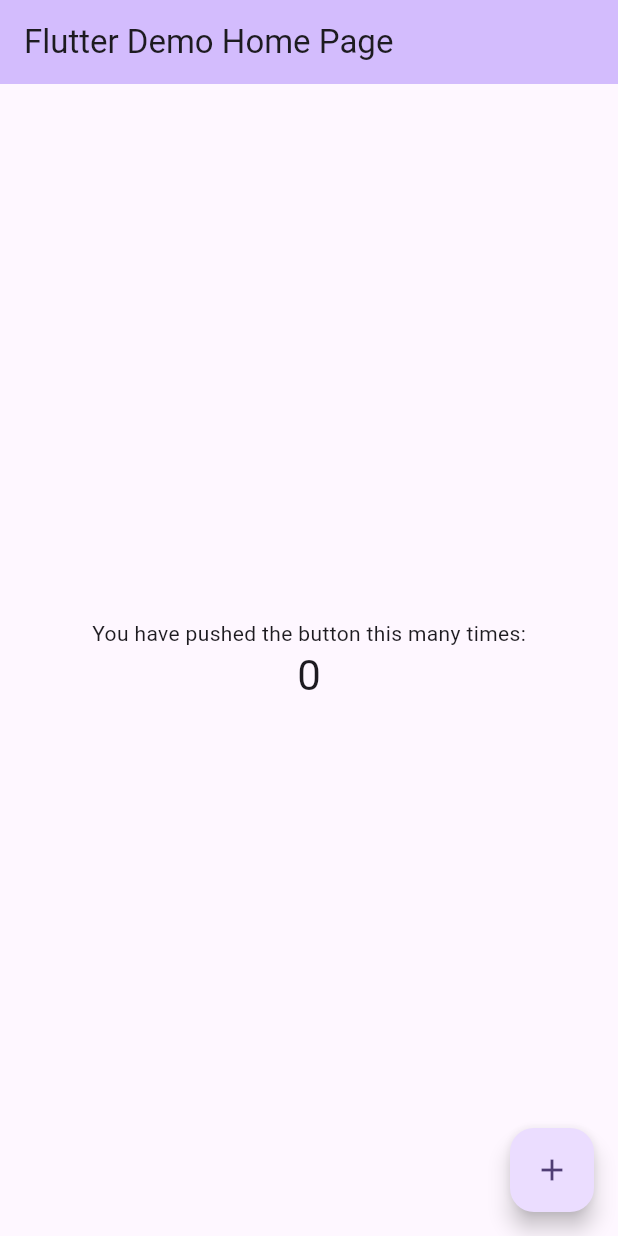
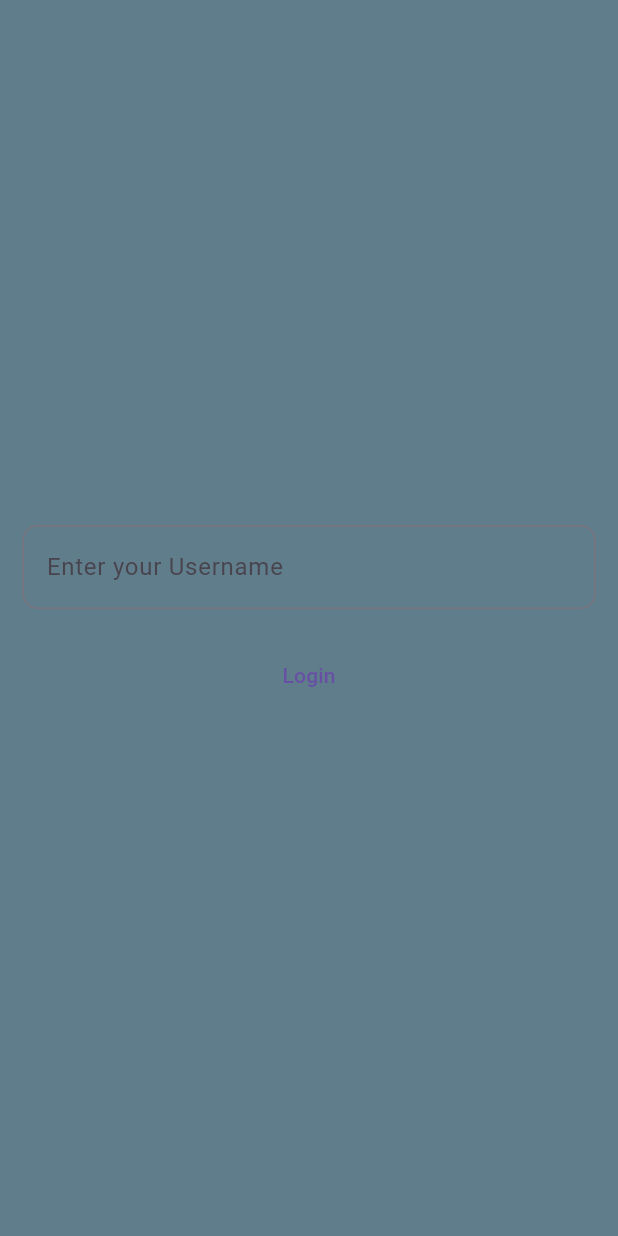
Before and after one commit to CH1NRU5T/task-manager-frontend, a Flutter app: the screen it shows after launch, on a phone screen of 412 x 824 dp. Run offline on Flutter 3.47's test engine with Material 2 defaults, Android fonts, the phone set to English and light mode, and no system bars.

Commit message:
created login screen

```diff
--- /dev/null
+++ b/lib/constants/extensions/extension.dart
@@ -0,0 +1,6 @@
+import 'package:flutter/material.dart';
+
+extension EmptySpace on num {
+  SizedBox get height => SizedBox(height: toDouble());
+  SizedBox get width => SizedBox(width: toDouble());
+}
--- /dev/null
+++ b/lib/constants/widgets/custom_text_form_field.dart
@@ -0,0 +1,20 @@
+import 'package:flutter/material.dart';
+
+class CustomTextFormField extends StatelessWidget {
+  const CustomTextFormField(
+      {super.key, required this.controller, required this.label});
+  final TextEditingController controller;
+  final String label;
+  @override
+  Widget build(BuildContext context) {
+    return TextFormField(
+      controller: controller,
+      decoration: InputDecoration(
+        label: Text(label),
+        border: OutlineInputBorder(
+          borderRadius: BorderRadius.circular(10),
+        ),
+      ),
+    );
+  }
+}
--- /dev/null
+++ b/lib/features/login/screens/login_screen.dart
@@ -0,0 +1,50 @@
+import 'package:flutter/material.dart';
+import 'package:task_manager_app/constants/extensions/extension.dart';
+import 'package:task_manager_app/constants/widgets/custom_text_form_field.dart';
+
+class LoginScreen extends StatefulWidget {
+  const LoginScreen({super.key});
+  static const String routeName = '/login';
+
+  @override
+  State<LoginScreen> createState() => _LoginScreenState();
+}
+
+class _LoginScreenState extends State<LoginScreen> {
+  late TextEditingController _usernameController;
+  @override
+  void initState() {
+    super.initState();
+    _usernameController = TextEditingController();
+  }
+
+  @override
+  void dispose() {
+    super.dispose();
+    _usernameController.dispose();
+  }
+
+  @override
+  Widget build(BuildContext context) {
+    return Scaffold(
+      body: Padding(
+        padding: const EdgeInsets.symmetric(horizontal: 15),
+        child: Column(
+          crossAxisAlignment: CrossAxisAlignment.stretch,
+          mainAxisAlignment: MainAxisAlignment.center,
+          children: [
+            CustomTextFormField(
+              controller: _usernameController,
+              label: 'Enter your Username',
+            ),
+            20.height,
+            TextButton(
+              child: const Text('Login'),
+              onPressed: () {},
+            )
+          ],
+        ),
+      ),
+    );
+  }
+}
--- a/lib/main.dart
+++ b/lib/main.dart
@@ -1,4 +1,6 @@
 import 'package:flutter/material.dart';
+import 'package:task_manager_app/features/login/screens/login_screen.dart';
+import 'package:task_manager_app/router.dart';
 
 void main() {
   runApp(const MyApp());
@@ -7,46 +9,24 @@ void main() {
 class MyApp extends StatelessWidget {
   const MyApp({super.key});
 
-  // This widget is the root of your application.
   @override
   Widget build(BuildContext context) {
     return MaterialApp(
       title: 'Flutter Demo',
       theme: ThemeData(
-        // This is the theme of your application.
-        //
-        // TRY THIS: Try running your application with "flutter run". You'll see
-        // the application has a blue toolbar. Then, without quitting the app,
-        // try changing the seedColor in the colorScheme below to Colors.green
-        // and then invoke "hot reload" (save your changes or press the "hot
-        // reload" button in a Flutter-supported IDE, or press "r" if you used
-        // the command line to start the app).
-        //
-        // Notice that the counter didn't reset back to zero; the application
-        // state is not lost during the reload. To reset the state, use hot
-        // restart instead.
-        //
-        // This works for code too, not just values: Most code changes can be
-        // tested with just a hot reload.
-        colorScheme: ColorScheme.fromSeed(seedColor: Colors.deepPurple),
+        scaffoldBackgroundColor: Colors.blueGrey,
         useMaterial3: true,
       ),
-      home: const MyHomePage(title: 'Flutter Demo Home Page'),
+      home: const LoginScreen(),
+      onGenerateRoute: (settings) {
+        return generateRoute(settings);
+      },
     );
   }
 }
 
 class MyHomePage extends StatefulWidget {
   const MyHomePage({super.key, required this.title});
-
-  // This widget is the home page of your application. It is stateful, meaning
-  // that it has a State object (defined below) that contains fields that affect
-  // how it looks.
-
-  // This class is the configuration for the state. It holds the values (in this
-  // case the title) provided by the parent (in this case the App widget) and
-  // used by the build method of the State. Fields in a Widget subclass are
-  // always marked "final".
 
   final String title;
 
@@ -59,50 +39,19 @@ class _MyHomePageState extends State<MyHomePage> {
 
   void _incrementCounter() {
     setState(() {
-      // This call to setState tells the Flutter framework that something has
-      // changed in this State, which causes it to rerun the build method below
-      // so that the display can reflect the updated values. If we changed
-      // _counter without calling setState(), then the build method would not be
-      // called again, and so nothing would appear to happen.
       _counter++;
     });
   }
 
   @override
   Widget build(BuildContext context) {
-    // This method is rerun every time setState is called, for instance as done
-    // by the _incrementCounter method above.
-    //
-    // The Flutter framework has been optimized to make rerunning build methods
-    // fast, so that you can just rebuild anything that needs updating rather
-    // than having to individually change instances of widgets.
     return Scaffold(
       appBar: AppBar(
-        // TRY THIS: Try changing the color here to a specific color (to
-        // Colors.amber, perhaps?) and trigger a hot reload to see the AppBar
-        // change color while the other colors stay the same.
         backgroundColor: Theme.of(context).colorScheme.inversePrimary,
-        // Here we take the value from the MyHomePage object that was created by
-        // the App.build method, and use it to set our appbar title.
         title: Text(widget.title),
       ),
       body: Center(
-        // Center is a layout widget. It takes a single child and positions it
-        // in the middle of the parent.
         child: Column(
-          // Column is also a layout widget. It takes a list of children and
-          // arranges them vertically. By default, it sizes itself to fit its
-          // children horizontally, and tries to be as tall as its parent.
-          //
-          // Column has various properties to control how it sizes itself and
-          // how it positions its children. Here we use mainAxisAlignment to
-          // center the children vertically; the main axis here is the vertical
-          // axis because Columns are vertical (the cross axis would be
-          // horizontal).
-          //
-          // TRY THIS: Invoke "debug painting" (choose the "Toggle Debug Paint"
-          // action in the IDE, or press "p" in the console), to see the
-          // wireframe for each widget.
           mainAxisAlignment: MainAxisAlignment.center,
           children: <Widget>[
             const Text(
@@ -119,7 +68,7 @@ class _MyHomePageState extends State<MyHomePage> {
         onPressed: _incrementCounter,
         tooltip: 'Increment',
         child: const Icon(Icons.add),
-      ), // This trailing comma makes auto-formatting nicer for build methods.
+      ),
     );
   }
 }
--- /dev/null
+++ b/lib/router.dart
@@ -0,0 +1,3 @@
+import 'package:flutter/material.dart';
+
+generateRoute(RouteSettings settings) {}
```
